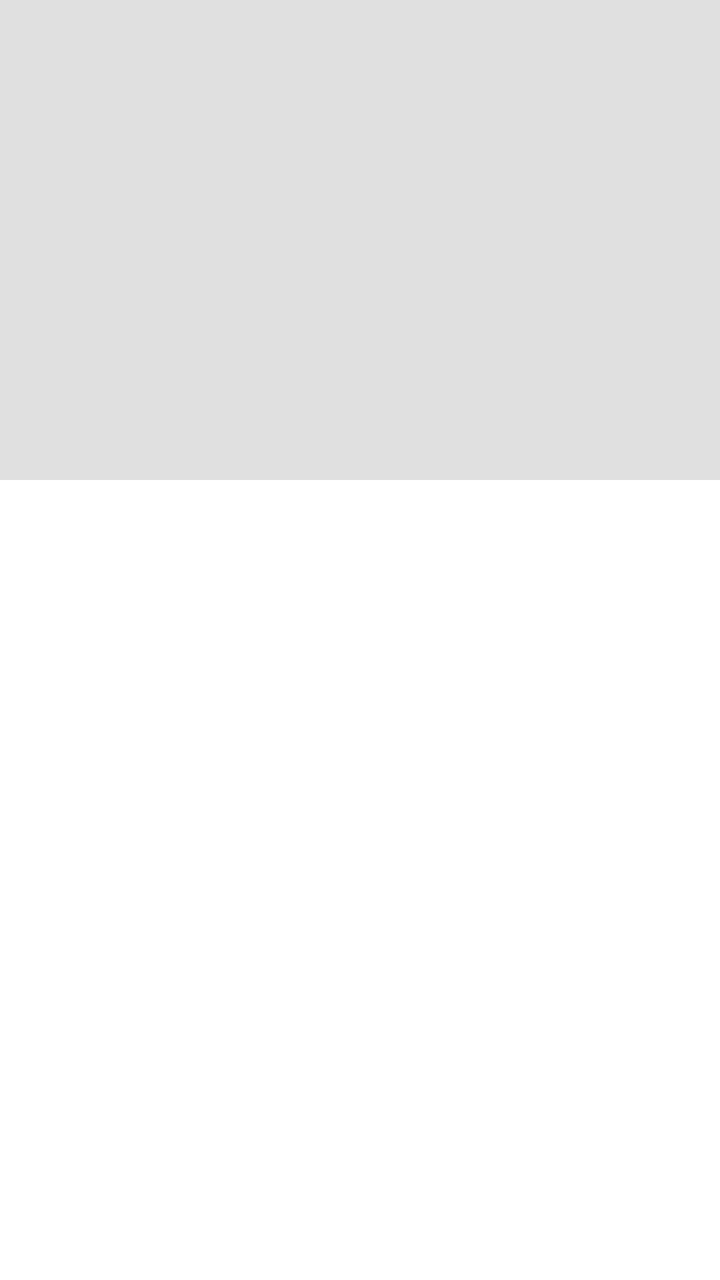
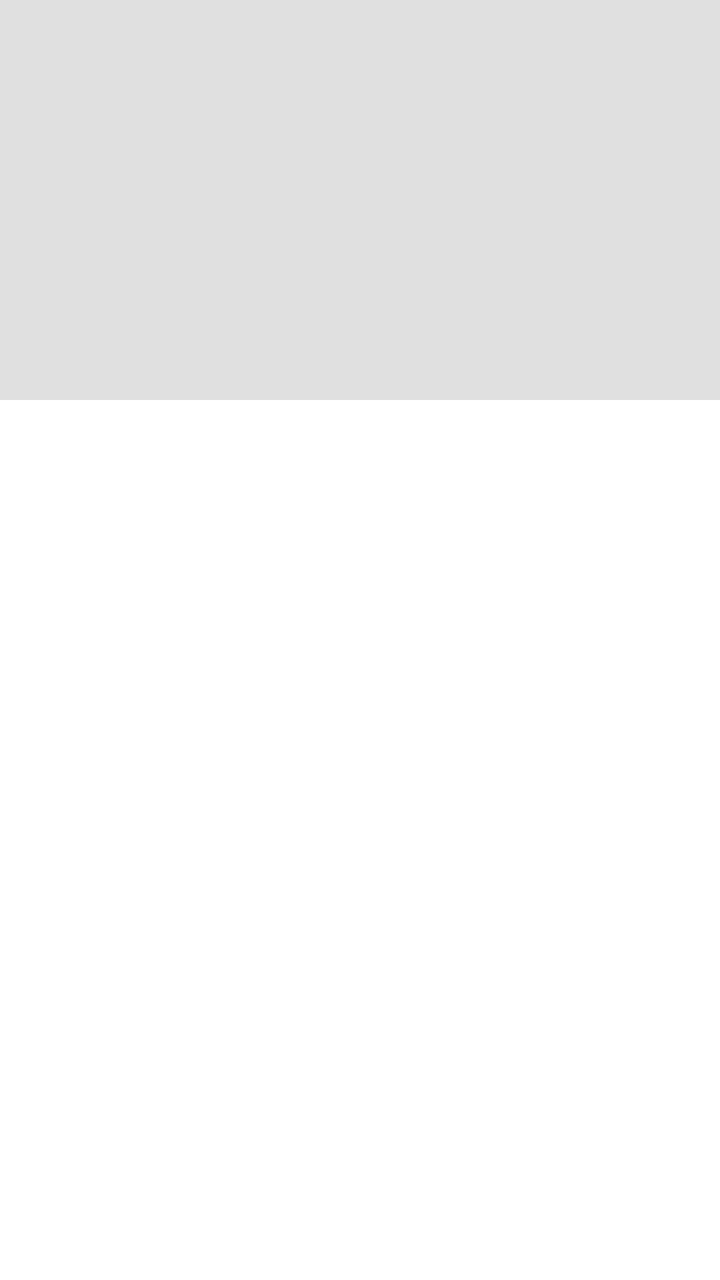

Compare the two renders of this Android layout. The source of the first and the diff that turns it into the second are given below.
<!-- AndroidManifest.xml: application theme Theme.OneTheme -->
<!-- res/layout/activity_album_details.xml -->
<?xml version="1.0" encoding="utf-8"?>
<LinearLayout xmlns:android="http://schemas.android.com/apk/res/android"
    xmlns:app="http://schemas.android.com/apk/res-auto"
    xmlns:tools="http://schemas.android.com/tools"
    android:layout_width="match_parent"
    android:layout_height="match_parent"
    android:background="?colorOnBackground"
    android:orientation="vertical">

    <FrameLayout
        android:id="@+id/layout_image_profile"
        android:layout_width="match_parent"
        android:layout_height="wrap_content">

        <androidx.constraintlayout.widget.ConstraintLayout
            android:layout_width="match_parent"
            android:layout_height="wrap_content">

            <ImageView
                android:id="@+id/imageBlur"
                android:layout_width="match_parent"
                android:layout_height="0sp"
                android:scaleType="centerCrop"
                android:src="@color/image_profile"
                app:layout_constraintDimensionRatio="1.5:1"
                tools:ignore="MissingConstraints" />

            <ImageView
                android:id="@+id/image"
                android:layout_width="match_parent"
                android:layout_height="0sp"
                app:layout_constraintDimensionRatio="1.5:1"
                tools:ignore="MissingConstraints" />

            

        </androidx.constraintlayout.widget.ConstraintLayout>

    </FrameLayout>

    <LinearLayout
        android:layout_width="match_parent"
        android:layout_height="match_parent"
        android:orientation="vertical">

        <androidx.recyclerview.widget.RecyclerView
            android:id="@+id/recyclerView"
            android:layout_width="match_parent"
            android:layout_height="wrap_content"
            android:layout_marginHorizontal="5sp"
            android:layout_marginTop="10sp"
            android:orientation="vertical"
            app:layoutManager="androidx.recyclerview.widget.LinearLayoutManager"
            tools:listitem="@layout/item_music" />

    </LinearLayout>

</LinearLayout>
<!-- res/layout/item_music.xml (included above) -->
<?xml version="1.0" encoding="utf-8"?>
<androidx.cardview.widget.CardView xmlns:android="http://schemas.android.com/apk/res/android"
    xmlns:app="http://schemas.android.com/apk/res-auto"
    xmlns:tools="http://schemas.android.com/tools"
    android:id="@+id/card"
    android:layout_width="match_parent"
    android:layout_height="wrap_content"
    android:layout_marginHorizontal="5sp"
    android:layout_marginBottom="10sp"
    android:visibility="visible"
    app:cardCornerRadius="6sp">

    <LinearLayout
        android:id="@+id/item"
        android:layout_width="match_parent"
        android:layout_height="wrap_content"
        android:background="?background"
        android:orientation="horizontal">

        <FrameLayout
            android:id="@+id/layout_image_profile"
            android:layout_width="wrap_content"
            android:layout_height="wrap_content">

            <androidx.constraintlayout.widget.ConstraintLayout
                android:layout_width="match_parent"
                android:layout_height="wrap_content">

                <ImageView
                    android:id="@+id/imageBlur"
                    android:layout_width="80sp"
                    android:layout_height="0sp"
                    android:scaleType="centerCrop"
                    android:src="@color/image_profile"
                    app:layout_constraintDimensionRatio="1:1"
                    tools:ignore="MissingConstraints" />

                <ImageView
                    android:id="@+id/image"
                    android:layout_width="80sp"
                    android:layout_height="0sp"
                    app:layout_constraintDimensionRatio="1:1"
                    tools:ignore="MissingConstraints" />

            </androidx.constraintlayout.widget.ConstraintLayout>

        </FrameLayout>

        <TextView
            android:id="@+id/name"
            android:layout_width="0sp"
            android:layout_height="wrap_content"
            android:layout_marginHorizontal="10sp"
            android:layout_marginTop="10sp"
            android:layout_weight="1"
            android:textColor="@color/white"
            android:textSize="14sp"
            android:textStyle="bold" />

        <ImageView
            android:id="@+id/more"
            android:layout_width="25sp"
            android:layout_height="25sp"
            android:layout_marginTop="10sp"
            android:src="@drawable/ic_more"
            android:visibility="gone" />

    </LinearLayout>

</androidx.cardview.widget.CardView>
<!-- resources referenced by this layout -->
<resources>
  <color name="image_profile">#e0e0e0</color>
  <color name="white">#ffffff</color>
  <!-- drawable ic_more (drawable) -->
  <vector xmlns:android="http://schemas.android.com/apk/res/android"
      android:width="24dp"
      android:height="24dp"
      android:viewportWidth="24"
      android:viewportHeight="24">
      <path
          android:fillColor="@color/white"
          android:pathData="M12,8c1.1,0 2,-0.9 2,-2s-0.9,-2 -2,-2 -2,0.9 -2,2 0.9,2 2,2zM12,10c-1.1,0 -2,0.9 -2,2s0.9,2 2,2 2,-0.9 2,-2 -0.9,-2 -2,-2zM12,16c-1.1,0 -2,0.9 -2,2s0.9,2 2,2 2,-0.9 2,-2 -0.9,-2 -2,-2z" />
  </vector>
  <style name="Theme.OneTheme" parent="Base.Theme.OneTheme" />
  <style name="Base.Theme.OneTheme" parent="Theme.Material3.DayNight">
          
          
          <item name="colorPrimary">@color/colorPrimary</item>
          <item name="colorPrimaryDark">@color/basic_2</item>
          <item name="colorAccent">@color/basic_2</item>
          <item name="color">@color/white</item>
          <item name="background">@color/basic_2</item>
          <item name="tickColor">@color/basic_2</item>
          <item name="trackColor">@color/basic_2</item>
          <item name="colorOnBackground">@color/white</item>
          <item name="colorError">@color/dark</item>
          <item name="colorOnError">@color/basic_2</item>
      </style>
  <color name="colorPrimary">#fff</color>
      //Needed
  <color name="basic_2">#3c415e</color>
  <color name="dark">#000000</color>
</resources>

<!-- the commit's change to res/layout/activity_album_details.xml (unified diff, before → after) -->
@@ -22,17 +22,15 @@
                 android:layout_height="0sp"
                 android:scaleType="centerCrop"
                 android:src="@color/image_profile"
-                app:layout_constraintDimensionRatio="1.5:1"
+                app:layout_constraintDimensionRatio="1.8:1"
                 tools:ignore="MissingConstraints" />
 
             <ImageView
                 android:id="@+id/image"
                 android:layout_width="match_parent"
                 android:layout_height="0sp"
-                app:layout_constraintDimensionRatio="1.5:1"
+                app:layout_constraintDimensionRatio="1.8:1"
                 tools:ignore="MissingConstraints" />
-
-            
 
         </androidx.constraintlayout.widget.ConstraintLayout>
 
@@ -58,7 +56,7 @@
 </LinearLayout>
 <!-- res/layout/item_music.xml (included above) -->
 <?xml version="1.0" encoding="utf-8"?>
-<androidx.cardview.widget.CardView xmlns:android="http://schemas.android.com/apk/res/android"
+<com.google.android.material.card.MaterialCardView xmlns:android="http://schemas.android.com/apk/res/android"
     xmlns:app="http://schemas.android.com/apk/res-auto"
     xmlns:tools="http://schemas.android.com/tools"
     android:id="@+id/card"
@@ -67,7 +65,9 @@
     android:layout_marginHorizontal="5sp"
     android:layout_marginBottom="10sp"
     android:visibility="visible"
-    app:cardCornerRadius="6sp">
+    app:cardCornerRadius="6sp"
+    app:cardElevation="0sp"
+    app:strokeWidth="0sp">
 
     <LinearLayout
         android:id="@+id/item"
@@ -126,4 +126,4 @@
 
     </LinearLayout>
 
-</androidx.cardview.widget.CardView>
+</com.google.android.material.card.MaterialCardView>
